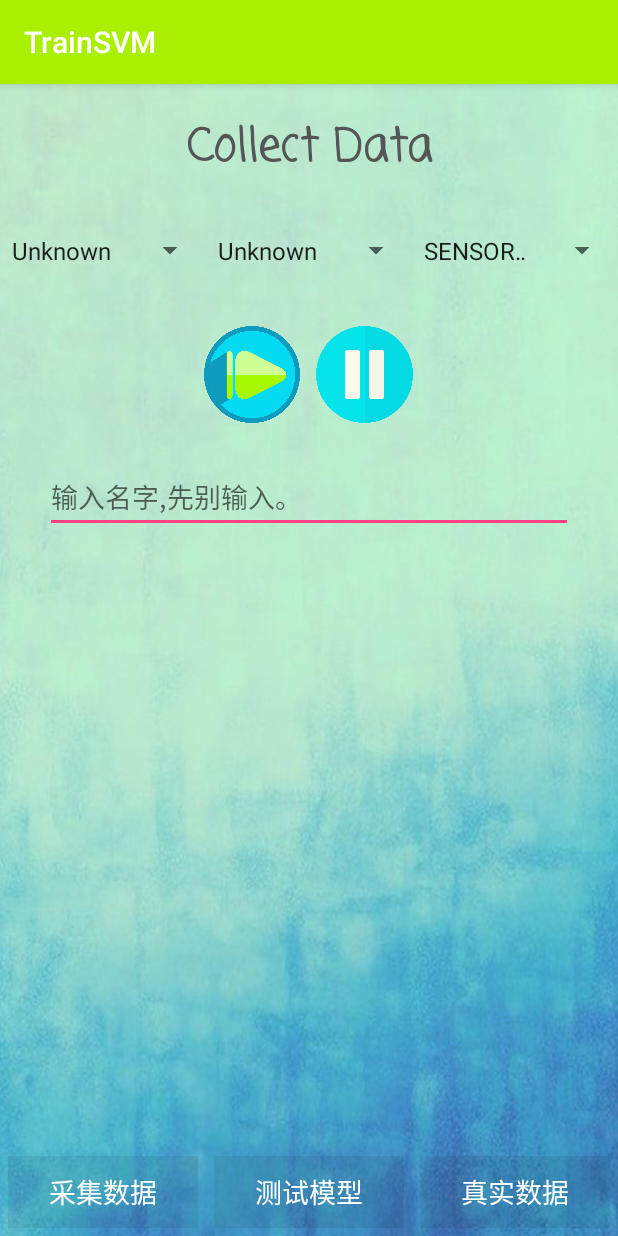
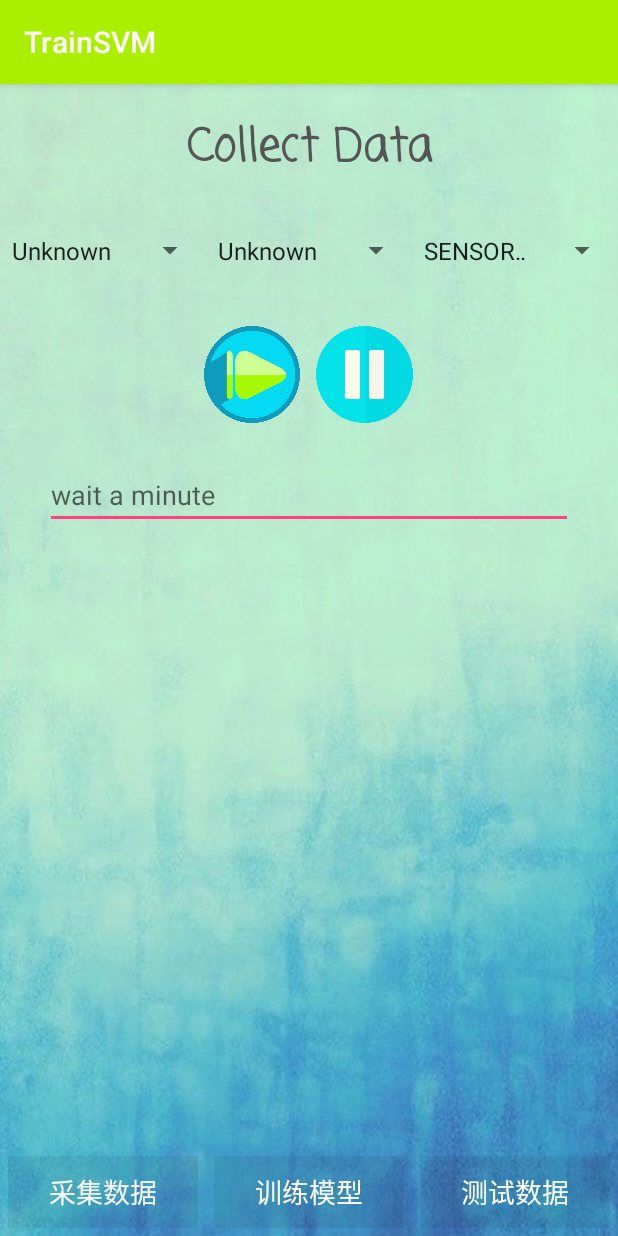
Before and after one commit to NanZZZZZZ/SVMProj, an Android app: the CollectionFragment screen opened directly, with no data from a screen before it, on a phone screen of 412 x 824 dp. Run offline under Robolectric (Android 15) with nearby library versions, the phone set to English and light mode, and no system bars.

Commit message:
add screenshoots

```diff
--- a/app/src/main/res/layout/activity_main.xml
+++ b/app/src/main/res/layout/activity_main.xml
@@ -31,7 +31,7 @@
         <Button
             android:id="@+id/btn_test"
             style="@style/SvmBtnStyle"
-            android:text="测试模型"
+            android:text="训练模型"
             android:background="#11000000"
             android:textSize="18dp"
             android:textColor="#ffffff"
@@ -40,7 +40,7 @@
         <Button
             android:id="@+id/btn_real"
             style="@style/SvmBtnStyle"
-            android:text="真实数据"
+            android:text="测试数据"
             android:background="#11000000"
             android:textSize="18dp"
             android:textColor="#ffffff"
--- a/app/src/main/res/layout/fragment_collection.xml
+++ b/app/src/main/res/layout/fragment_collection.xml
@@ -69,7 +69,7 @@
         android:id="@+id/et_file_info"
         android:layout_width="match_parent"
         android:layout_height="wrap_content"
-        android:hint="输入名字,先别输入。"
+        android:hint="wait a minute"
         android:layout_marginLeft="30dp"
         android:layout_marginRight="30dp"/>
 
```
Also changed, not shown: 1 other file.
